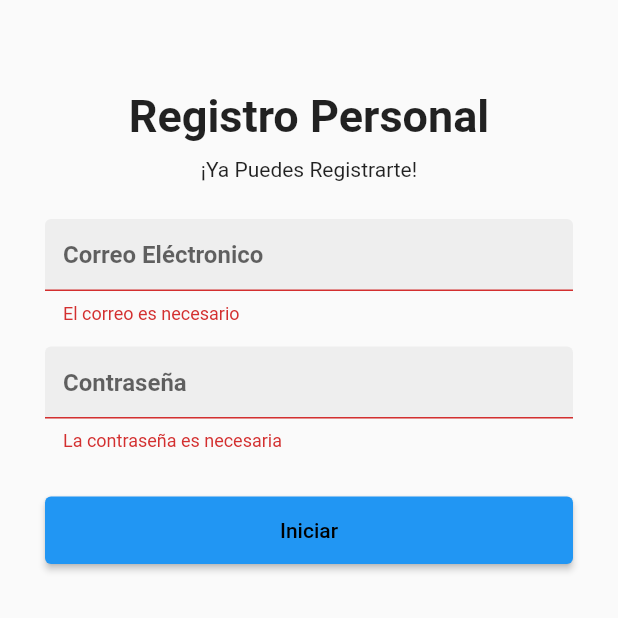
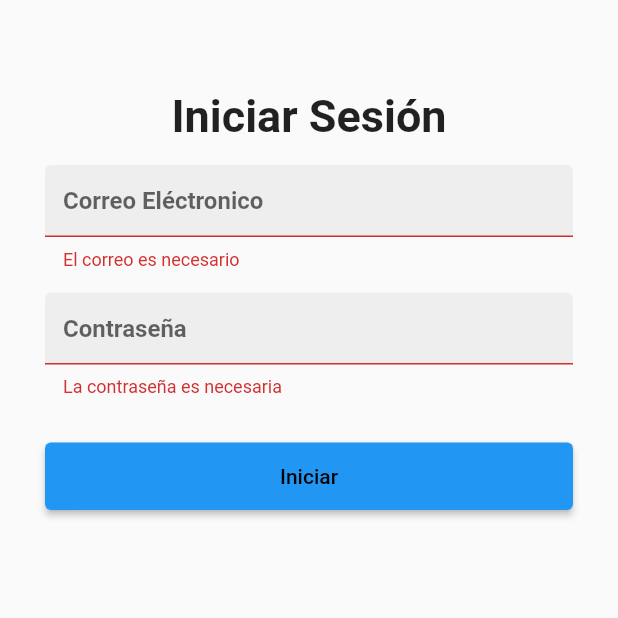
Before and after one commit to JESUS3928CF/colch_star_movile, a Flutter app: the screen it shows after launch, after a tap on "Iniciar", on a phone screen of 412 x 824 dp, the top half of it. Run offline on Flutter 3.47's test engine with Material 2 defaults, Android fonts, the phone set to English and light mode, and no system bars.

Commit message:
login al 80%

```diff
--- a/lib/presentation/screens/login_creen.dart
+++ b/lib/presentation/screens/login_creen.dart
@@ -1,3 +1,4 @@
+import 'package:colch_stat_app/presentation/screens/index_screen.dart';
 import 'package:flutter/material.dart';
 
 
@@ -49,16 +50,12 @@ class _LoginScreenState extends State<LoginScreen> {
           children: <Widget>[
             Container(
               margin: const EdgeInsets.only(top: 20),
-              child: Center(
-                child: const Text(
-                  'Registro Personal',
+              child: const Center(
+                child: Text(
+                  'Iniciar Sesión',
                   style: TextStyle(fontWeight: FontWeight.bold, fontSize: 30),
                 ),
               ),
-            ),
-            const Padding(
-              padding: EdgeInsets.symmetric(vertical: 10),
-              child: Center(child: Text('¡Ya Puedes Registrarte!')),
             ),
             Form(
                 key: _formKey,
@@ -138,36 +135,8 @@ class _LoginScreenState extends State<LoginScreen> {
                           child: ElevatedButton(
                               onPressed: () {
                                 if (_formKey.currentState!.validate()) {
-                                  ScaffoldMessenger.of(context)
-                                      .showSnackBar(SnackBar(
-                                    content: const Row(
-                                      mainAxisAlignment:
-                                          MainAxisAlignment.start,
-                                      children: <Widget>[
-                                        Icon(
-                                          Icons.check_circle,
-                                          color: Color.fromARGB(
-                                              255, 255, 255, 255),
-                                        ),
-                                        SizedBox(
-                                          width: 5,
-                                        ),
-                                      ],
-                                    ),
-                                    duration:
-                                        const Duration(milliseconds: 2000),
-                                    width: 300,
-                                    padding: const EdgeInsets.symmetric(
-                                        horizontal: 8.0, vertical: 10),
-                                    behavior: SnackBarBehavior.floating,
-                                    shape: RoundedRectangleBorder(
-                                      borderRadius: BorderRadius.circular(3.0),
-                                    ),
-                                    backgroundColor:
-                                        const Color.fromARGB(255, 12, 195, 106),
-                                  ));
 
-
+                                  Navigator.push(context, MaterialPageRoute(builder: (context) => const IndexScreen()));
                                 }
                               },
                               style: ElevatedButton.styleFrom(
```
